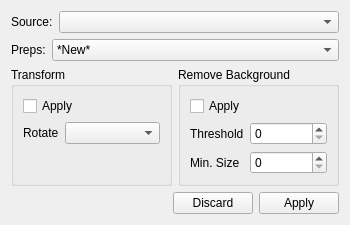
kairosight/KairoSight, file src/ui/KairoSightWidgetImagePrep.ui: the form before one commit.
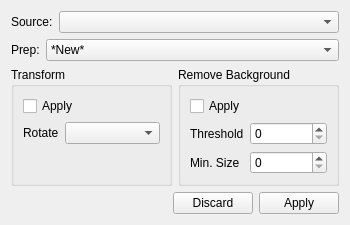
The form after the commit.

Commit message: Assigning ROIs to a tiff, starting Analyze GUI

```diff
--- a/src/ui/KairoSightWidgetImagePrep.ui
+++ b/src/ui/KairoSightWidgetImagePrep.ui
@@ -67,7 +67,7 @@
         </sizepolicy>
        </property>
        <property name="text">
-        <string>Preps:</string>
+        <string>Prep:</string>
        </property>
        <property name="textFormat">
         <enum>Qt::PlainText</enum>
```
The commit also changes 6 other files.
